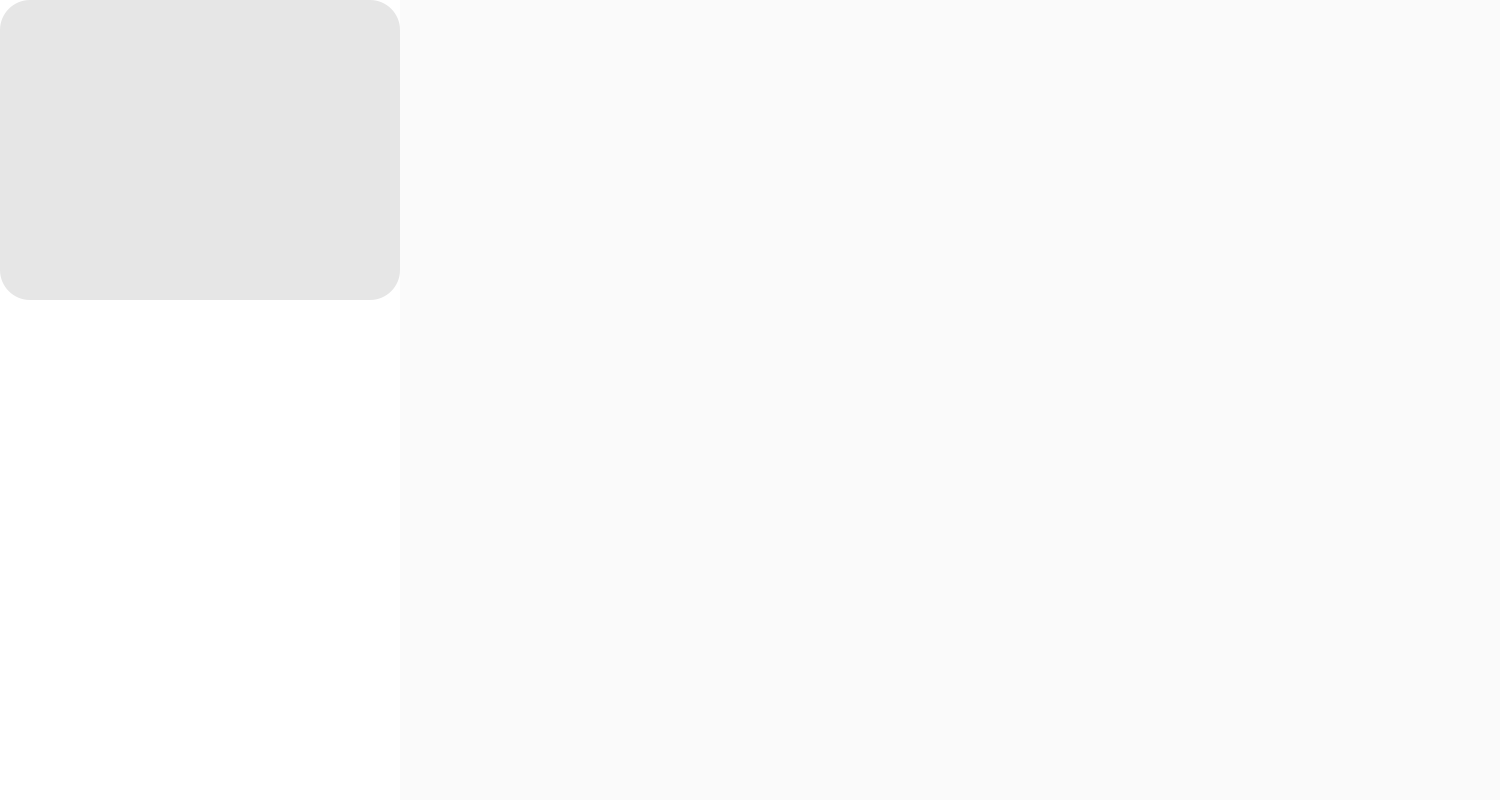
AndaCondaa/Dental_Imaging_SW_System, file Project/src/imaging/ImagingSW/mainwindow.ui: the form before one commit.
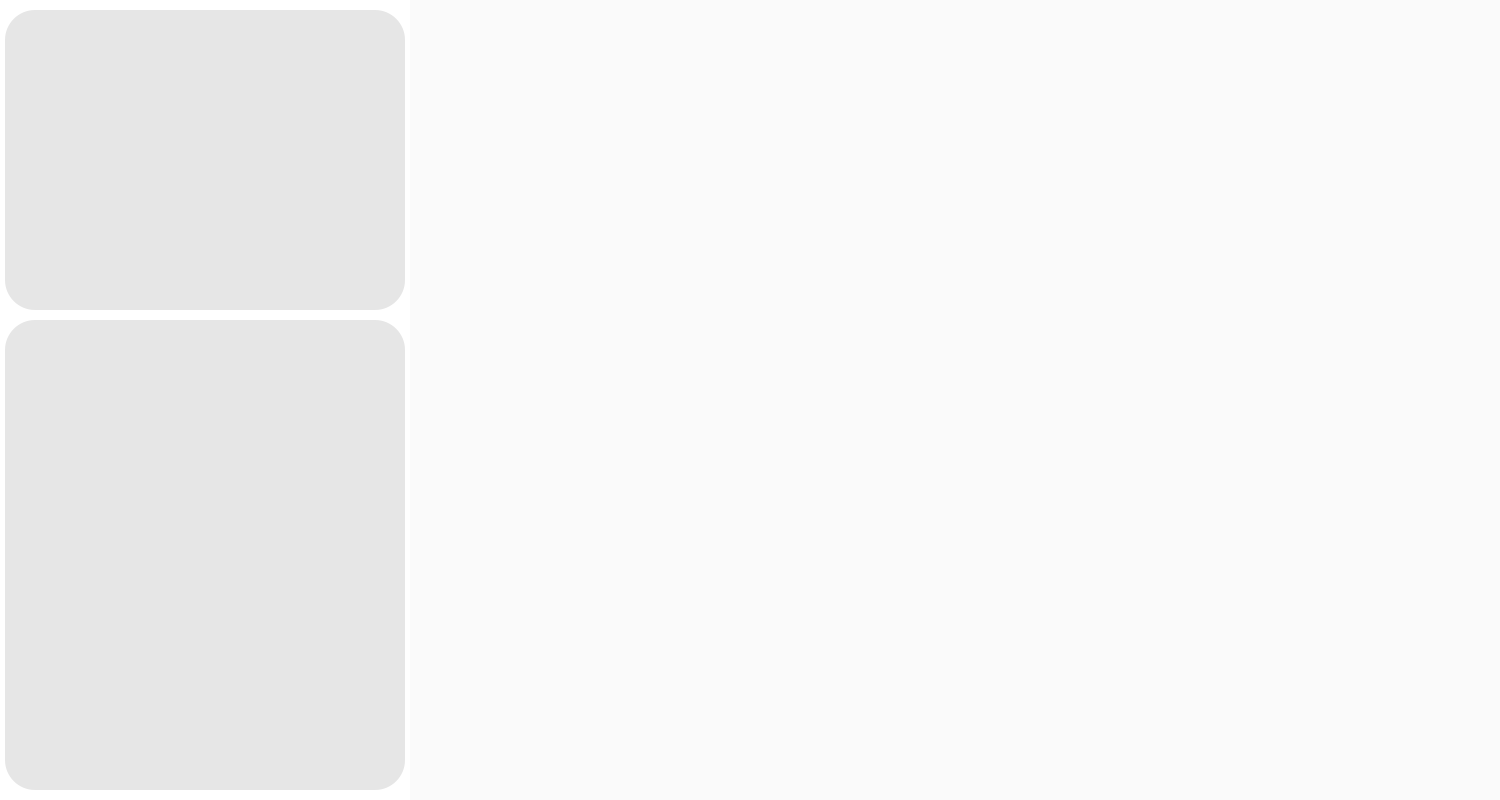
The form after the commit. The open tabs and pages were chosen to show the change.

```diff
--- a/Project/src/imaging/ImagingSW/mainwindow.ui
+++ b/Project/src/imaging/ImagingSW/mainwindow.ui
@@ -675,7 +675,7 @@
            <widget class="QFrame" name="manageFrame">
             <property name="maximumSize">
              <size>
-              <width>400</width>
+              <width>410</width>
               <height>16777215</height>
              </size>
             </property>
@@ -691,19 +691,19 @@
             </property>
             <layout class="QVBoxLayout" name="verticalLayout">
              <property name="spacing">
-              <number>0</number>
+              <number>10</number>
              </property>
              <property name="leftMargin">
-              <number>0</number>
+              <number>5</number>
              </property>
              <property name="topMargin">
-              <number>0</number>
+              <number>10</number>
              </property>
              <property name="rightMargin">
-              <number>0</number>
+              <number>5</number>
              </property>
              <property name="bottomMargin">
-              <number>0</number>
+              <number>10</number>
              </property>
              <item>
               <widget class="QFrame" name="patientFrame">
@@ -752,7 +752,8 @@
                 </size>
                </property>
                <property name="styleSheet">
-                <string notr="true">border-radius: 30px;</string>
+                <string notr="true">border-radius: 30px;
+background-color: rgb(230, 230, 230);</string>
                </property>
                <property name="frameShape">
                 <enum>QFrame::NoFrame</enum>
```
